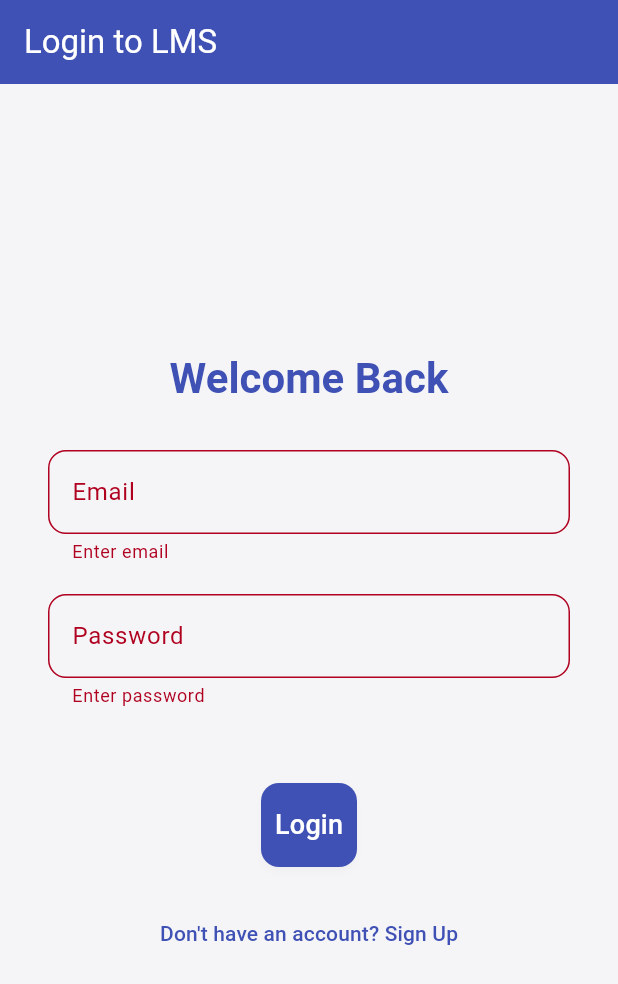
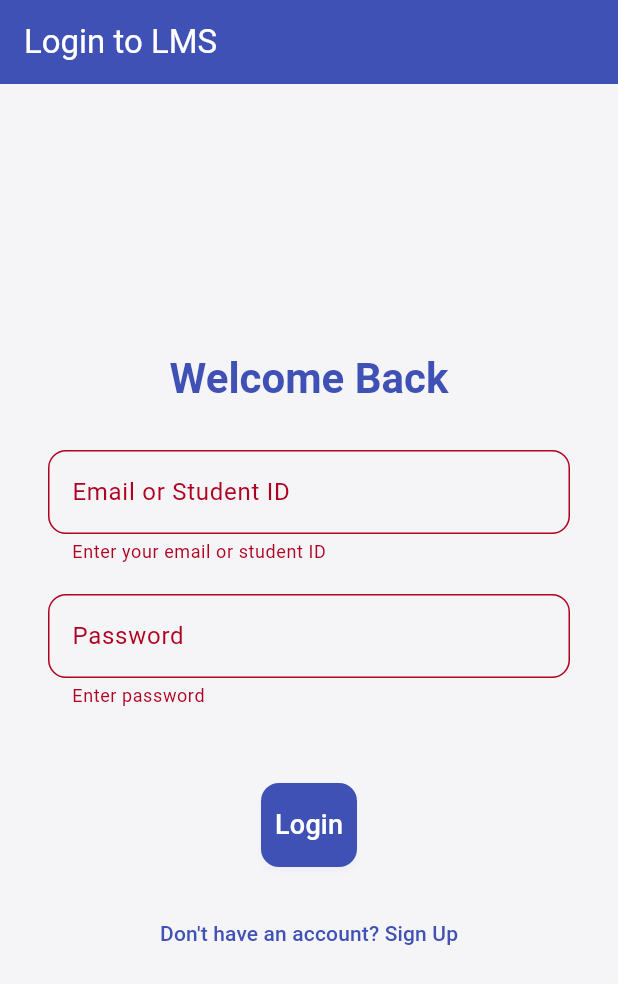
Before and after one commit to dilnoza471/chapter, a Flutter app: the screen it shows after launch, after a tap on "Login", on a phone screen of 412 x 824 dp. Shown: the top 984 px of the screen. Run offline on Flutter 3.47's test engine with Material 3 defaults, Android fonts, the phone set to English and light mode, and no system bars; our stand-ins replace flutter_local_notifications, shared_preferences, timezone.

```diff
--- a/frontend/lib/screens/login_screen.dart
+++ b/frontend/lib/screens/login_screen.dart
@@ -13,7 +13,8 @@ class _LoginScreenState extends State<LoginScreen> {
   final _authService = AuthService();
   final _formKey = GlobalKey<FormState>();
 
-  String _email = '';
+  // **MODIFIED:** Renamed from _email to _identifier to match backend
+  String _identifier = '';
   String _password = '';
   bool _isLoading = false;
   String? _errorMessage;
@@ -26,7 +27,8 @@ class _LoginScreenState extends State<LoginScreen> {
       });
 
       try {
-        await _authService.login(_email, _password);
+        // **MODIFIED:** Pass _identifier instead of _email
+        await _authService.login(_identifier, _password);
         final role = await _authService.getRole();
         widget.onLoginSuccess(role);
       } catch (e) {
@@ -83,10 +85,13 @@ class _LoginScreenState extends State<LoginScreen> {
                     ),
                     const SizedBox(height: 30),
 
+                    // **MODIFIED:** Update label and onChanged to use _identifier
                     TextFormField(
-                      decoration: _input("Email"),
-                      validator: (v) => v!.isEmpty ? "Enter email" : null,
-                      onChanged: (v) => _email = v,
+                      // **MODIFIED:** Changed label to reflect that it accepts both
+                      decoration: _input("Email or Student ID"),
+                      // **MODIFIED:** Updated validator message
+                      validator: (v) => v!.isEmpty ? "Enter your email or student ID" : null,
+                      onChanged: (v) => _identifier = v, // Assign to _identifier
                     ),
                     const SizedBox(height: 20),
 
```
